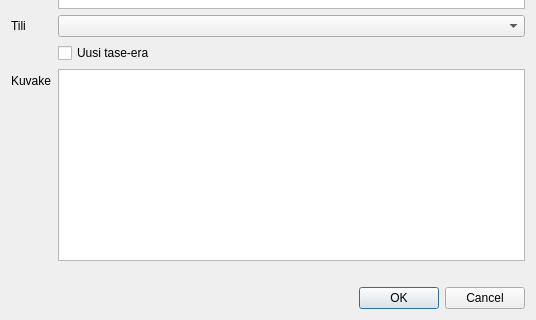
First picture: the form in kitsas/maaritys/maksutapamuokkausdlg.ui, repository artoh/kitupiikki, before the edit; both pictures show x 0 to 536 and y 194 to 514 of the 536 by 514 pixel window.
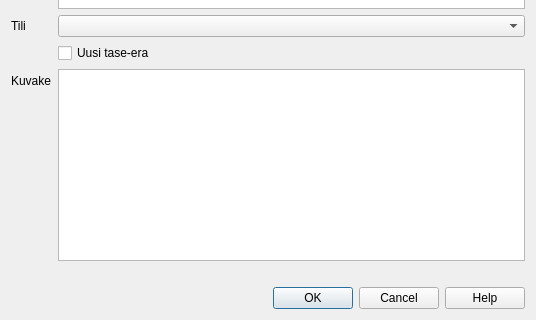
Second picture: the form after the edit. Custom widgets are drawn as their Qt base class.

What changed in the file:
```diff
--- a/kitsas/maaritys/maksutapamuokkausdlg.ui
+++ b/kitsas/maaritys/maksutapamuokkausdlg.ui
@@ -104,7 +104,7 @@
       <enum>Qt::Horizontal</enum>
      </property>
      <property name="standardButtons">
-      <set>QDialogButtonBox::Cancel|QDialogButtonBox::Ok</set>
+      <set>QDialogButtonBox::Cancel|QDialogButtonBox::Help|QDialogButtonBox::Ok</set>
      </property>
     </widget>
    </item>
```
